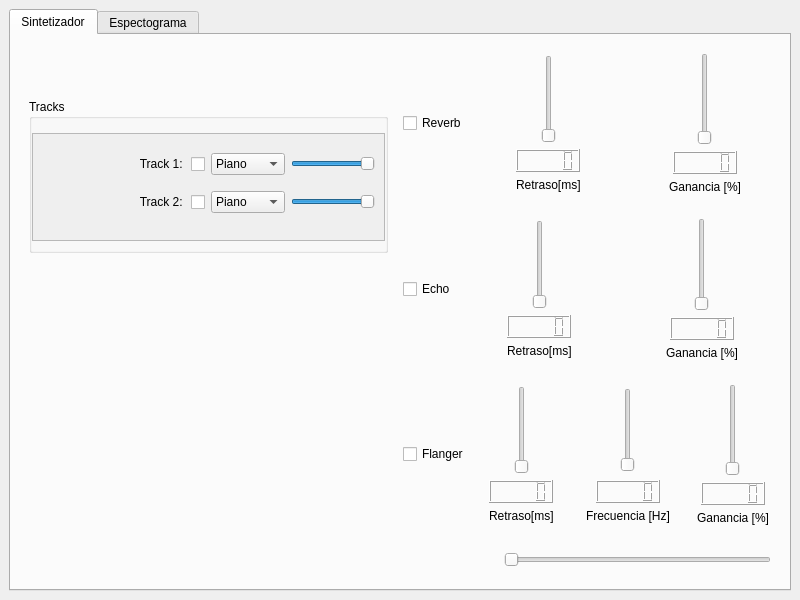
First picture: the form in SynThool/src/ui/designer/SynthesisTool.ui, repository KevinWahle/ASSD-Synthesis-Tool, before the edit.
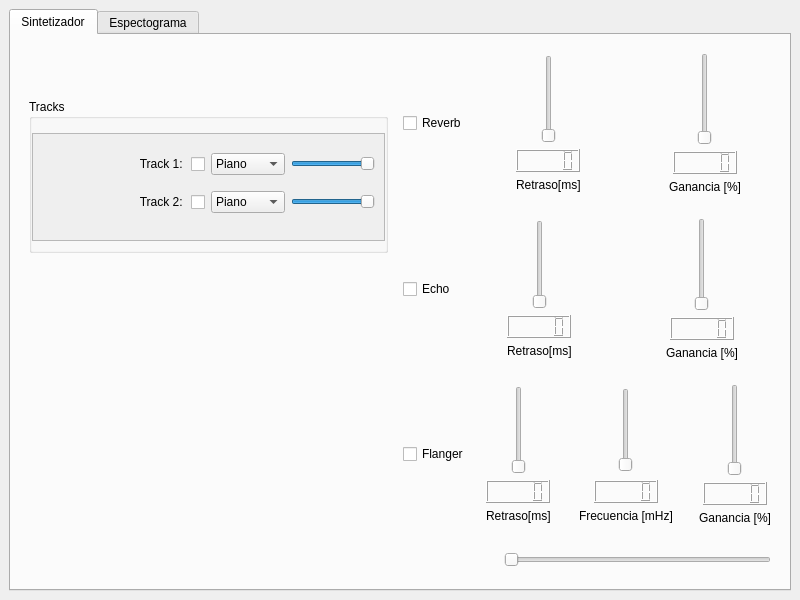
Second picture: the form after the edit. Icons and pictures are not drawn. Custom widgets are drawn as their Qt base class.

The edit to the form file:
```diff
--- a/SynThool/src/ui/designer/SynthesisTool.ui
+++ b/SynThool/src/ui/designer/SynthesisTool.ui
@@ -876,7 +876,10 @@
                       <string notr="true"/>
                      </property>
                      <property name="maximum">
-                      <number>5</number>
+                      <number>5000</number>
+                     </property>
+                     <property name="singleStep">
+                      <number>1</number>
                      </property>
                      <property name="orientation">
                       <enum>Qt::Vertical</enum>
@@ -897,6 +900,9 @@
                      <property name="smallDecimalPoint">
                       <bool>false</bool>
                      </property>
+                     <property name="intValue" stdset="0">
+                      <number>0</number>
+                     </property>
                     </widget>
                    </item>
                    <item>
@@ -908,7 +914,7 @@
                       </sizepolicy>
                      </property>
                      <property name="text">
-                      <string>Frecuencia [Hz]</string>
+                      <string>Frecuencia [mHz]</string>
                      </property>
                     </widget>
                    </item>
```
Left out of the diff: 2 changed lines with no effect on the pictures.
